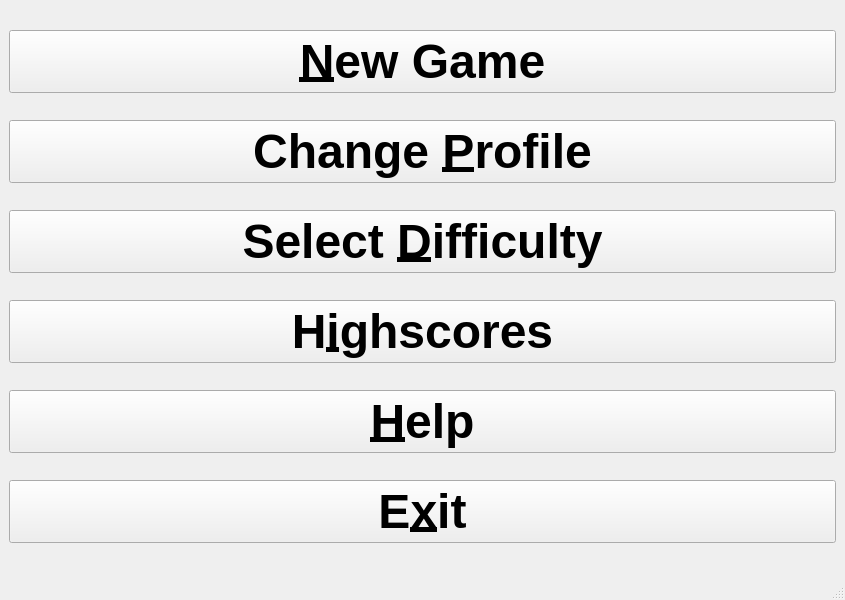
Before: the Qt Designer form startWindow.ui in hoodakaushal/nss-sic-intern, drawn with Qt 5.
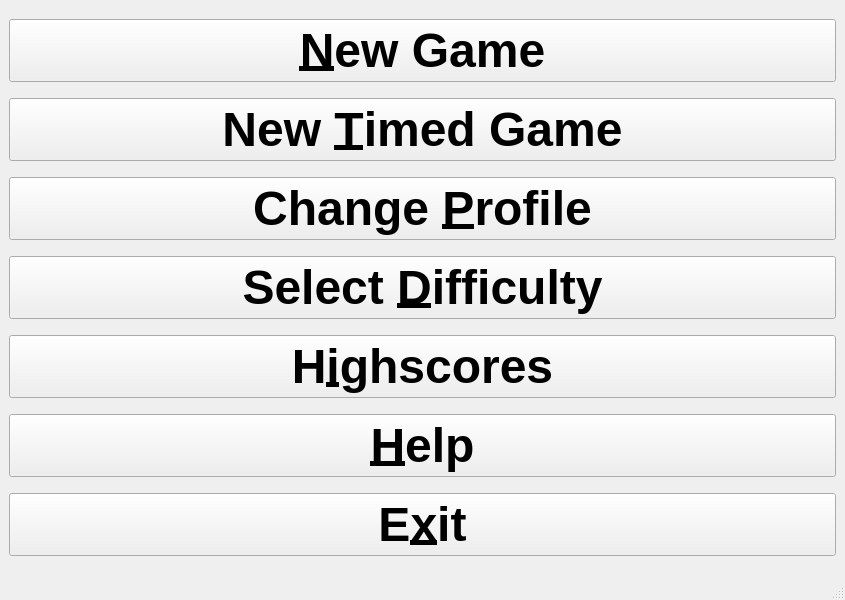
After: the same form once the commit is applied.

Commit message: Added timed play.

Patch:
```diff
--- a/startWindow.ui
+++ b/startWindow.ui
@@ -18,8 +18,6 @@
    <enum>Qt::LeftToRight</enum>
   </property>
   <widget class="QWidget" name="centralwidget">
-   <layout class="QHBoxLayout" name="horizontalLayout">
-    <item>
      <layout class="QVBoxLayout" name="verticalLayout">
       <item>
        <widget class="QPushButton" name="newButton">
@@ -33,6 +31,26 @@
         <property name="text">
          <string>&amp;New Game</string>
         </property>
+      <property name="autoDefault">
+       <bool>true</bool>
+      </property>
+     </widget>
+    </item>
+    <item>
+     <widget class="QPushButton" name="newTimedButton">
+      <property name="font">
+       <font>
+        <pointsize>36</pointsize>
+        <weight>75</weight>
+        <bold>true</bold>
+       </font>
+      </property>
+      <property name="text">
+       <string>New &amp;Timed Game</string>
+      </property>
+      <property name="autoDefault">
+       <bool>true</bool>
+      </property>
        </widget>
       </item>
       <item>
@@ -47,6 +65,9 @@
         <property name="text">
          <string>Change &amp;Profile</string>
         </property>
+      <property name="autoDefault">
+       <bool>true</bool>
+      </property>
        </widget>
       </item>
       <item>
@@ -61,6 +82,9 @@
         <property name="text">
          <string>Select &amp;Difficulty</string>
         </property>
+      <property name="autoDefault">
+       <bool>true</bool>
+      </property>
        </widget>
       </item>
       <item>
@@ -75,6 +99,9 @@
         <property name="text">
          <string>H&amp;ighscores</string>
         </property>
+      <property name="autoDefault">
+       <bool>true</bool>
+      </property>
        </widget>
       </item>
       <item>
@@ -89,6 +116,9 @@
         <property name="text">
          <string>&amp;Help</string>
         </property>
+      <property name="autoDefault">
+       <bool>true</bool>
+      </property>
        </widget>
       </item>
       <item>
@@ -103,9 +133,10 @@
         <property name="text">
          <string>E&amp;xit</string>
         </property>
-       </widget>
-      </item>
-     </layout>
+      <property name="autoDefault">
+       <bool>true</bool>
+      </property>
+     </widget>
     </item>
    </layout>
   </widget>
```
Left out of the diff: 4 changed lines with no effect on the pictures. Lines whose indentation alone changed are shown as unchanged. The commit also changes 15 other files.
